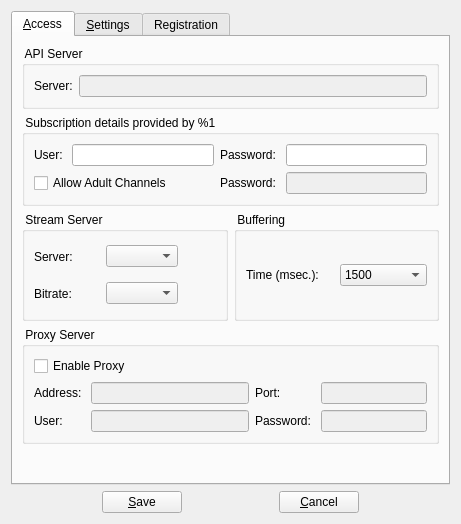
Before: the Qt Designer form vlc-record/forms/csettingsdlg.ui in code-google-com/vlc-record, drawn with Qt 5.
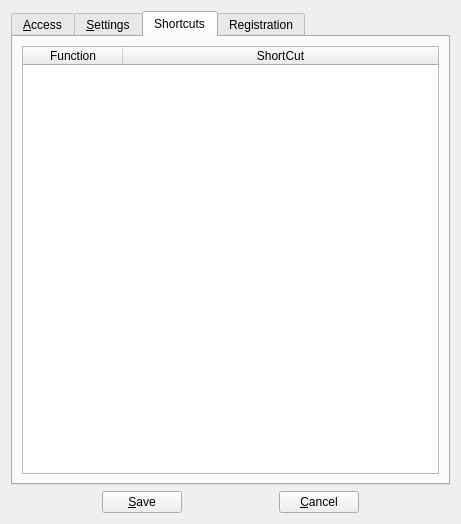
After: the same form once the commit is applied. The open tabs and pages were chosen to show the change. Icons and pictures are not drawn.

Commit message: - remove shortcut stuff from about dialog - remove almost all static shortcuts

Patch:
```diff
--- a/vlc-record/forms/csettingsdlg.ui
+++ b/vlc-record/forms/csettingsdlg.ui
@@ -675,6 +675,39 @@
        </item>
       </layout>
      </widget>
+     <widget class="QWidget" name="tabShortCuts">
+      <attribute name="title">
+       <string>Shortcuts</string>
+      </attribute>
+      <layout class="QGridLayout" name="gridLayout_11">
+       <item row="0" column="0">
+        <widget class="QTableWidget" name="tableShortCuts">
+         <property name="rowCount">
+          <number>0</number>
+         </property>
+         <property name="columnCount">
+          <number>2</number>
+         </property>
+         <attribute name="horizontalHeaderShowSortIndicator" stdset="0">
+          <bool>true</bool>
+         </attribute>
+         <attribute name="horizontalHeaderStretchLastSection">
+          <bool>true</bool>
+         </attribute>
+         <column>
+          <property name="text">
+           <string>Function</string>
+          </property>
+         </column>
+         <column>
+          <property name="text">
+           <string>ShortCut</string>
+          </property>
+         </column>
+        </widget>
+       </item>
+      </layout>
+     </widget>
      <widget class="QWidget" name="tabRegister">
       <attribute name="title">
        <string>Registration</string>
```
The commit also changes 3 other files.
